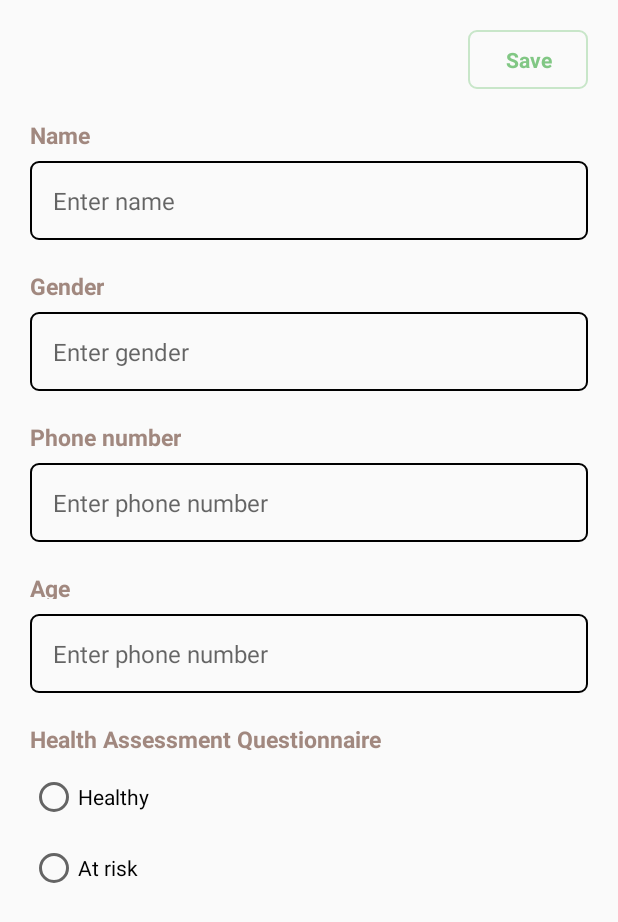
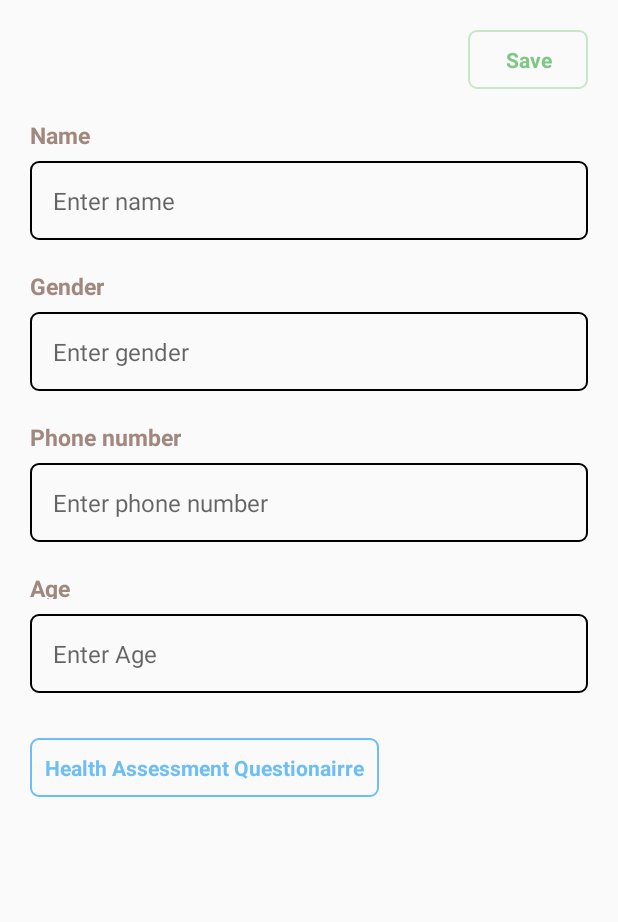
Before and after one commit to shikharagrawalmy999/covidapp, an Android app: the ProfileActivity screen opened directly, with no data from a screen before it, on a phone screen of 412 x 824 dp. Shown: the top 922 px of the screen. Run offline under Robolectric (Android 15) with nearby library versions, the phone set to English and light mode, and no system bars; our stand-ins replace Firebase (no records; nobody signed in at launch, a user with empty details on screens opened directly).

Commit message:
added questionairre, first round task done

```diff
--- a/app/src/main/AndroidManifest.xml
+++ b/app/src/main/AndroidManifest.xml
@@ -20,6 +20,9 @@
         android:supportsRtl="true"
         android:theme="@style/Theme.Design.Light.NoActionBar">
         <activity
+            android:name=".questionairre"
+            android:exported="true" />
+        <activity
             android:name=".Info_dashboard"
             android:exported="true" />
         <activity
@@ -36,7 +39,6 @@
         <meta-data
             android:name="com.google.android.geo.API_KEY"
             android:value="@string/google_maps_key" />
-
 
         <activity
             android:name=".MapsActivity"
--- a/app/src/main/java/com/example/covidapp/ProfileActivity.java
+++ b/app/src/main/java/com/example/covidapp/ProfileActivity.java
@@ -21,11 +21,11 @@ import com.google.firebase.database.ValueEventListener;
 public class ProfileActivity extends AppCompatActivity {
 
     EditText name_edit,gender_edit,phone_number_edit,age_edit;
-    RadioButton healthy,at_risk;
     TextView save;
     FirebaseAuth auth;
     FirebaseUser user;
     DatabaseReference reference;
+    TextView questionairre;
     @Override
     protected void onCreate(Bundle savedInstanceState) {
         super.onCreate(savedInstanceState);
@@ -35,11 +35,14 @@ public class ProfileActivity extends AppCompatActivity {
         gender_edit=findViewById(R.id.gender_edit_text);
         phone_number_edit=findViewById(R.id.phone_edit_text);
         age_edit=findViewById(R.id.age_edit_text);
-        healthy=findViewById(R.id.radioButton);
-        at_risk=findViewById(R.id.radioButton2);
+        questionairre=findViewById(R.id.questionairre);
 
         save=findViewById(R.id.save);
 
+        questionairre.setOnClickListener(v->{
+            Intent info_dashboard=new Intent(ProfileActivity.this, questionairre.class);
+            startActivity(info_dashboard);
+        });
 
         auth=FirebaseAuth.getInstance();
         user=auth.getCurrentUser();
@@ -53,16 +56,11 @@ public class ProfileActivity extends AppCompatActivity {
                     String gender = snapshot.child("gender").getValue(String.class);
                     String age = snapshot.child("age").getValue(String.class);
                     String phone_number = snapshot.child("phone_number").getValue(String.class);
-                    String status = snapshot.child("status").getValue(String.class);
 
                     name_edit.setText(name);
                     gender_edit.setText(gender);
                     phone_number_edit.setText(phone_number);
                     age_edit.setText(age);
-                    if (status.equals("Healthy"))
-                        healthy.setChecked(true);
-                    else
-                        at_risk.setEnabled(true);
                 }
             }
             @Override
@@ -78,23 +76,16 @@ public class ProfileActivity extends AppCompatActivity {
             if(!gender_edit.getText().toString().equals("")){
                 if(!phone_number_edit.getText().toString().equals("") && phone_number_edit.getText().toString().length()==10){
                     if(!age_edit.getText().toString().equals("")){
-                        if(healthy.isChecked() || at_risk.isChecked()){
+
                         reference.child(user.getUid()).child("name").setValue(name_edit.getText().toString());
                         reference.child(user.getUid()).child("gender").setValue(gender_edit.getText().toString());
                         reference.child(user.getUid()).child("phone_number").setValue(phone_number_edit.getText().toString());
                         reference.child(user.getUid()).child("age").setValue(age_edit.getText().toString());
-                            if(healthy.isChecked())
-                                reference.child(user.getUid()).child("status").setValue("Healthy");
-                            else if(at_risk.isChecked())
-                                reference.child(user.getUid()).child("status").setValue("At risk");
                         Intent info_dashboard=new Intent(ProfileActivity.this, Info_dashboard.class);
                         startActivity(info_dashboard);
                         finish();
                         Toast.makeText(ProfileActivity.this, "Changes saved successfully.", Toast.LENGTH_SHORT).show();
-                        }
-                        else{
-                            Toast.makeText(ProfileActivity.this, "Please set your health status", Toast.LENGTH_SHORT).show();
-                        }
+
                     }
                     else{
                         Toast.makeText(ProfileActivity.this, "Please enter your age", Toast.LENGTH_SHORT).show();
--- a/app/src/main/res/layout/activity_covid_updates_states.xml
+++ b/app/src/main/res/layout/activity_covid_updates_states.xml
@@ -23,7 +23,7 @@
         android:id="@+id/textView3"
         android:layout_width="wrap_content"
         android:layout_height="38dp"
-        android:layout_marginStart="60dp"
+        android:layout_marginStart="32dp"
         android:layout_marginTop="52dp"
         android:text="Active Cases:"
         android:textSize="24sp"
@@ -81,7 +81,7 @@
         android:id="@+id/textView7"
         android:layout_width="wrap_content"
         android:layout_height="38dp"
-        android:layout_marginStart="88dp"
+        android:layout_marginStart="32dp"
         android:layout_marginTop="36dp"
         android:text="Recovered:"
         android:textSize="24sp"
@@ -92,7 +92,7 @@
         android:id="@+id/textView6"
         android:layout_width="wrap_content"
         android:layout_height="wrap_content"
-        android:layout_marginStart="60dp"
+        android:layout_marginStart="32dp"
         android:layout_marginTop="28dp"
         android:text="New Infected:"
         android:textSize="24sp"
--- a/app/src/main/res/layout/activity_info_dasboard.xml
+++ b/app/src/main/res/layout/activity_info_dasboard.xml
@@ -183,8 +183,8 @@
 
     <Button
         android:id="@+id/statewise_covid"
-        android:layout_width="213dp"
-        android:layout_height="42dp"
+        android:layout_width="211dp"
+        android:layout_height="50dp"
         android:text="@string/statewise_covid_updates"
         app:layout_constraintBottom_toBottomOf="parent"
         app:layout_constraintEnd_toEndOf="parent"
--- a/app/src/main/res/layout/activity_profile.xml
+++ b/app/src/main/res/layout/activity_profile.xml
@@ -150,7 +150,7 @@
         android:background="@drawable/edit_bg"
         android:ems="10"
         android:gravity="start|top"
-        android:hint="@string/enter_phone_number"
+        android:hint="@string/enter_age"
         android:inputType="number"
         android:padding="15dp"
         android:textSize="16sp"
@@ -161,39 +161,23 @@
         tools:ignore="SpeakableTextPresentCheck,TextFields" />
 
     <TextView
-        android:id="@+id/health"
-        android:layout_width="wrap_content"
-        android:layout_height="18dp"
-        android:layout_marginStart="20dp"
-        android:layout_marginTop="20dp"
-        android:text="@string/health_status"
-        android:textColor="@color/text_parent_color"
-        android:textSize="15sp"
-        android:textStyle="bold"
-        app:layout_constraintStart_toStartOf="parent"
-        app:layout_constraintTop_toBottomOf="@+id/age_edit_text" />
-
-    <RadioGroup
+        android:id="@+id/questionairre"
         android:layout_width="wrap_content"
         android:layout_height="wrap_content"
-        android:layout_marginTop="15dp"
+        android:layout_marginTop="30dp"
+        android:background="@drawable/edit_bg"
+        android:backgroundTint="@color/blue"
+        android:gravity="center"
+        android:paddingStart="10dp"
+        android:paddingTop="10dp"
+        android:paddingEnd="10dp"
+        android:paddingBottom="10dp"
+        android:text="@string/health_assessment_questionairre"
+        android:textColor="@color/blue"
+        android:textStyle="bold"
+        android:visibility="visible"
         app:layout_constraintStart_toStartOf="@+id/age"
-        app:layout_constraintTop_toBottomOf="@+id/health">
-
-        <RadioButton
-            android:id="@+id/radioButton"
-            android:layout_width="match_parent"
-            android:layout_height="wrap_content"
-            android:layout_marginBottom="15dp"
-            android:text="@string/healthy" />
-
-        <RadioButton
-            android:id="@+id/radioButton2"
-            android:layout_width="match_parent"
-            android:layout_height="wrap_content"
-            android:text="@string/at_risk" />
-    </RadioGroup>
-
+        app:layout_constraintTop_toBottomOf="@+id/age_edit_text" />
 
 
 </androidx.constraintlayout.widget.ConstraintLayout>
```
Also changed, not shown: app/src/main/java/com/example/covidapp/questionairre.java (added, +91 -0 lines), app/src/main/res/layout/activity_covid_updates_states_data.xml (+15 -0 lines), app/src/main/res/layout/activity_questionairre.xml (added, +209 -0 lines), app/src/main/res/values/strings.xml (+20 -3 lines). Lines whose indentation alone changed are shown as unchanged.
